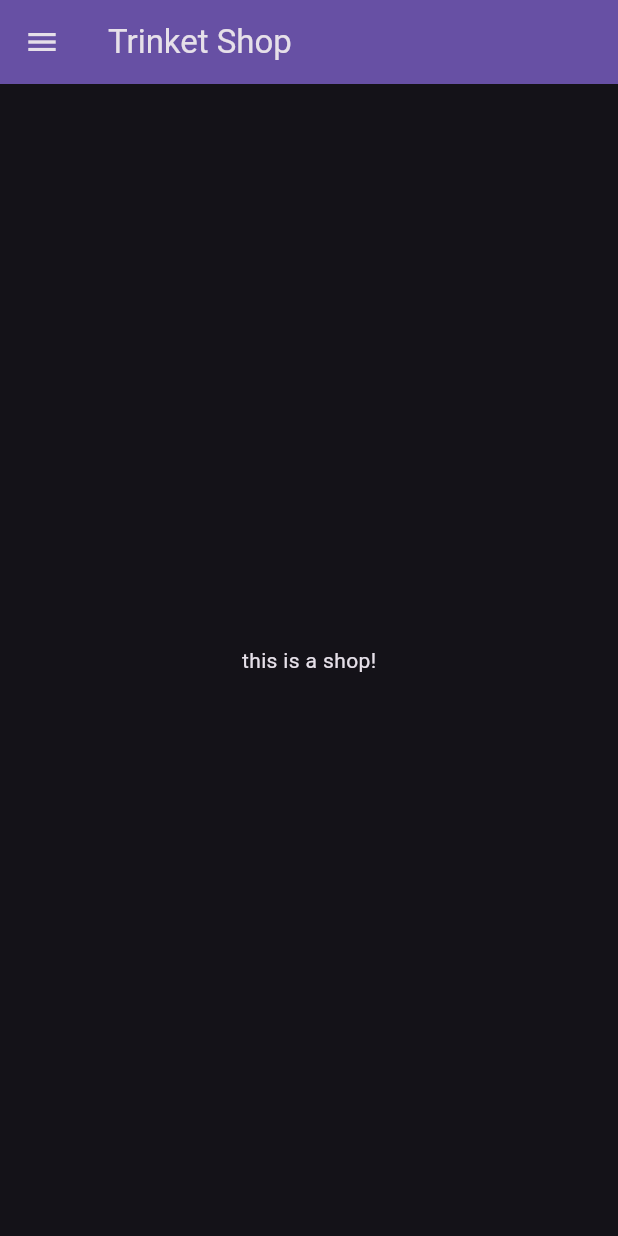
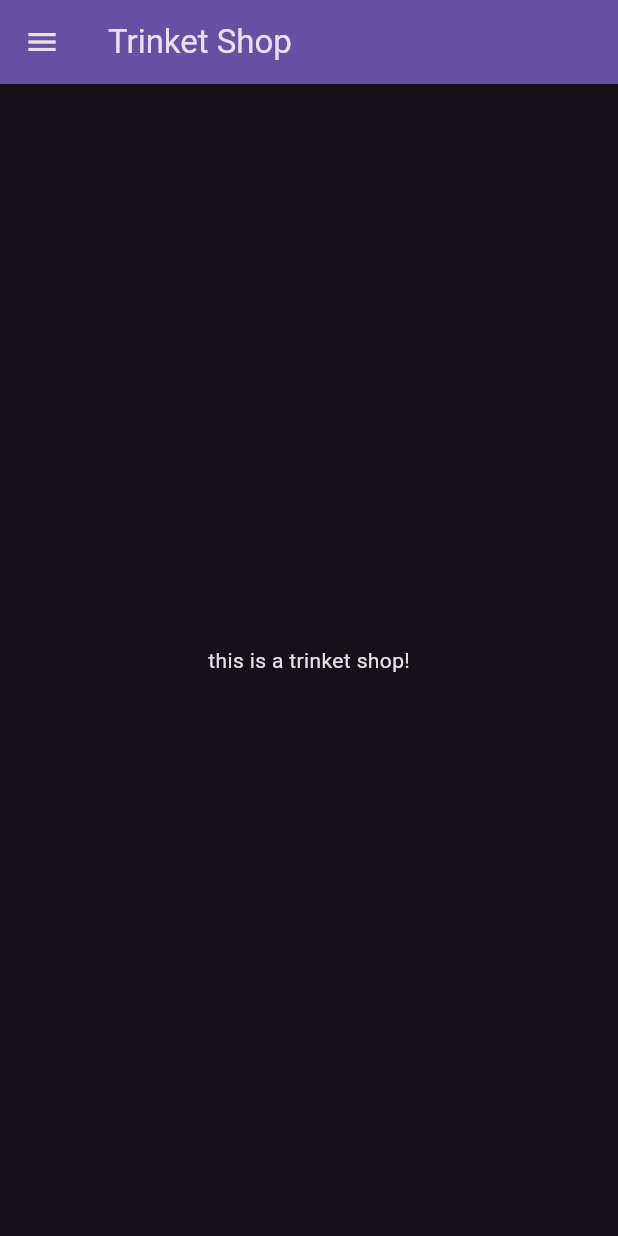
Before and after one commit to Julie12Yu/hampter, a Flutter app: the TrinketShopPage screen opened by its route, on a phone screen of 412 x 824 dp. Run offline on Flutter 3.47's test engine with Material 3 defaults, Android fonts, the phone set to English and light mode, and no system bars; our stand-ins replace settings_ui; missing offline and left inert: model_viewer_plus.

Commit message:
added trinket shop page

```diff
--- a/frontend/lib/main.dart
+++ b/frontend/lib/main.dart
@@ -1,7 +1,8 @@
 import 'package:flutter/material.dart';
 import 'package:hampter/home_page.dart';
+import 'package:hampter/treat_shop_page.dart';
 import 'settings/settings_page.dart';
-import 'package:hampter/shop_page.dart';
+import 'package:hampter/trinket_shop_page.dart';
 
 void main() {
   runApp(const MyApp());
@@ -33,7 +34,8 @@ class _MyAppState extends State<MyApp> {
       routes: {
         '/': (context) => const HomePage(),
         '/settings': (context) => const SettingsPage(),
-        '/shop': (context) => const TrinketShopPage(),
+        '/trinket_shop': (context) => const TrinketShopPage(),
+        '/treat_shop': (context) => const TreatShopPage(),
       },
     );
   }
--- a/frontend/lib/shop_page.dart
+++ b/frontend/lib/trinket_shop_page.dart
@@ -17,6 +17,6 @@ class _TrinketShopPageState extends State<TrinketShopPage> {
           backgroundColor: Theme.of(context).colorScheme.inversePrimary,
           title: Text("Trinket Shop"),
         ),
-        body: Center(child: Text("this is a shop!")));
+        body: Center(child: Text("this is a trinket shop!")));
   }
 }
```
Also changed, not shown: frontend/lib/treat_shop_page.dart (added, +22 -0 lines).
